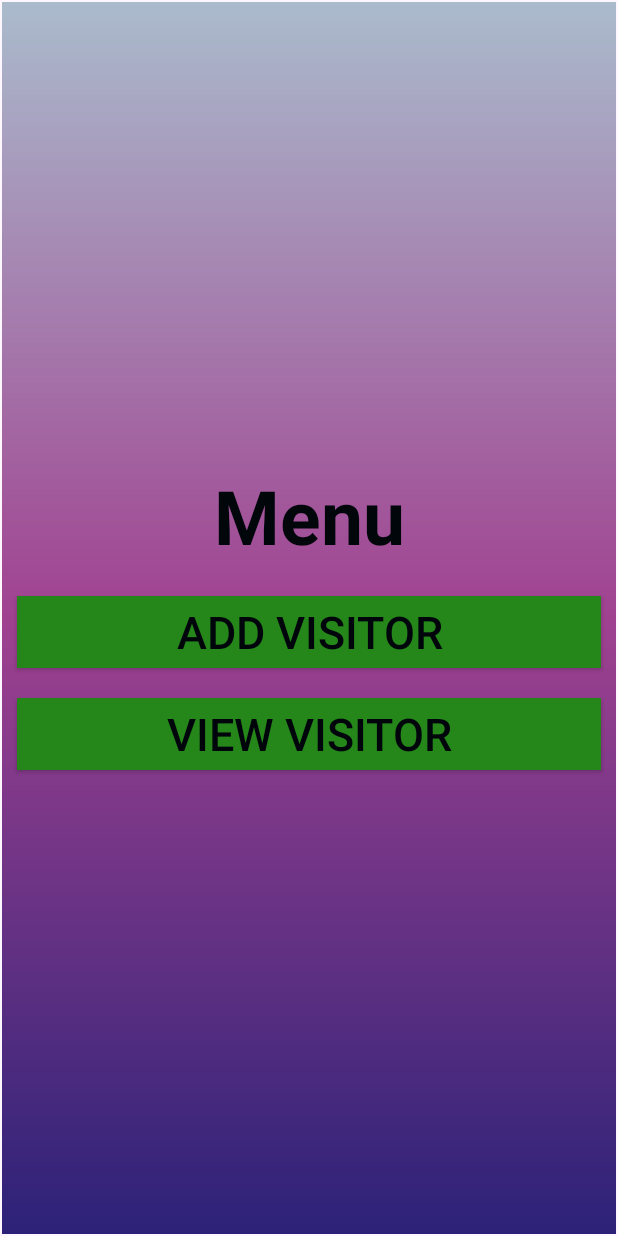
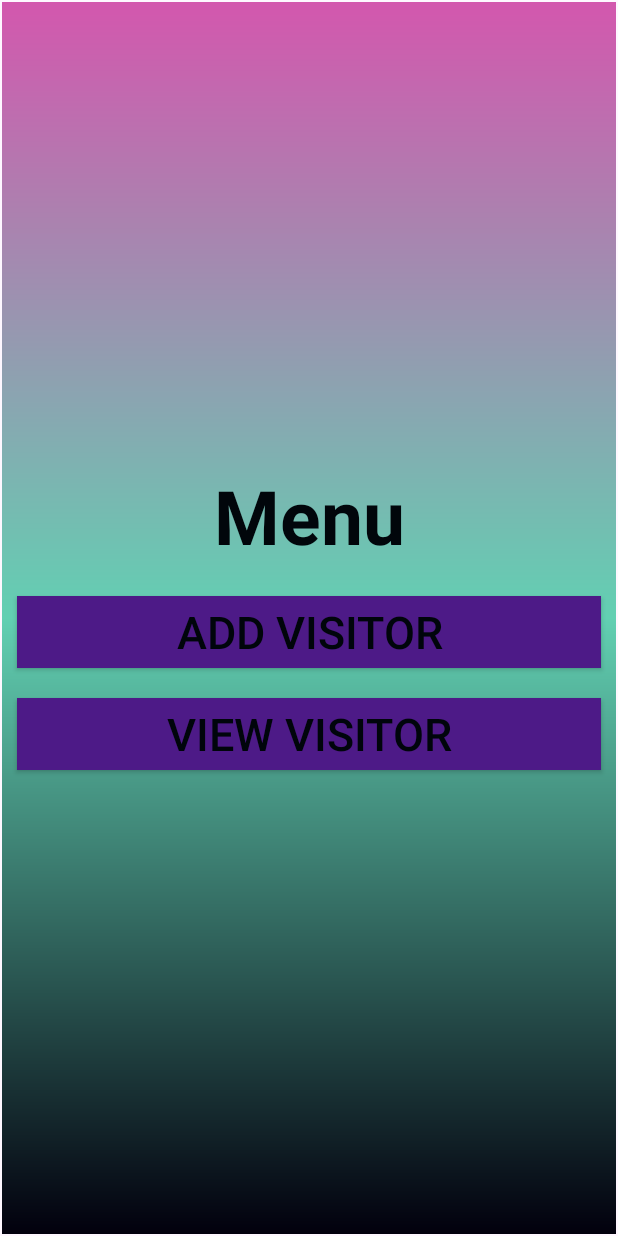
Before and after one commit to aadi090204/VisitorsApp, an Android app: the screen it shows after launch (MainActivity), on a phone screen of 412 x 824 dp. Run offline under Robolectric (Android 15) with nearby library versions, the phone set to English and light mode, and no system bars.

```diff
--- a/app/src/main/res/drawable/bg.xml
+++ b/app/src/main/res/drawable/bg.xml
@@ -2,7 +2,7 @@
 <shape xmlns:android="http://schemas.android.com/apk/res/android">
     <gradient
         android:angle="90"
-        android:startColor="#2C2278"
-        android:centerColor="#A04190"
-        android:endColor="#aabbcc"/>
+        android:startColor="#02000D"
+        android:centerColor="#62D0B2"
+        android:endColor="#D357AE"/>
 </shape>
--- a/app/src/main/res/layout/activity_add_visitor.xml
+++ b/app/src/main/res/layout/activity_add_visitor.xml
@@ -70,7 +70,7 @@
         android:id="@+id/gt"
         android:text="Submit"
         android:textColor="#00050B"
-        android:background="#E91E63"
+        android:background="#E91E1E"
         android:layout_width="match_parent"
         android:layout_height="wrap_content"
         android:layout_margin="10dp"/>
@@ -79,7 +79,7 @@
         android:id="@+id/hy"
         android:text="Back to Menu"
         android:textColor="#00050B"
-        android:background="#E91E63"
+        android:background="#E91E1E"
         android:layout_width="match_parent"
         android:layout_height="wrap_content"
         android:layout_margin="10dp"/>
--- a/app/src/main/res/layout/activity_main.xml
+++ b/app/src/main/res/layout/activity_main.xml
@@ -24,7 +24,7 @@
         android:text="Add Visitor"
         android:textSize="30sp"
         android:textColor="#00050B"
-        android:background="#25871A"
+        android:background="#4D1A87"
         android:layout_width="match_parent"
         android:layout_height="wrap_content"
         android:layout_margin="10dp"/>
@@ -33,7 +33,7 @@
         android:text="View Visitor"
         android:textSize="30sp"
         android:textColor="#00050B"
-        android:background="#25871A"
+        android:background="#4D1A87"
         android:layout_width="match_parent"
         android:layout_height="wrap_content"
         android:layout_margin="10dp"/>
```
